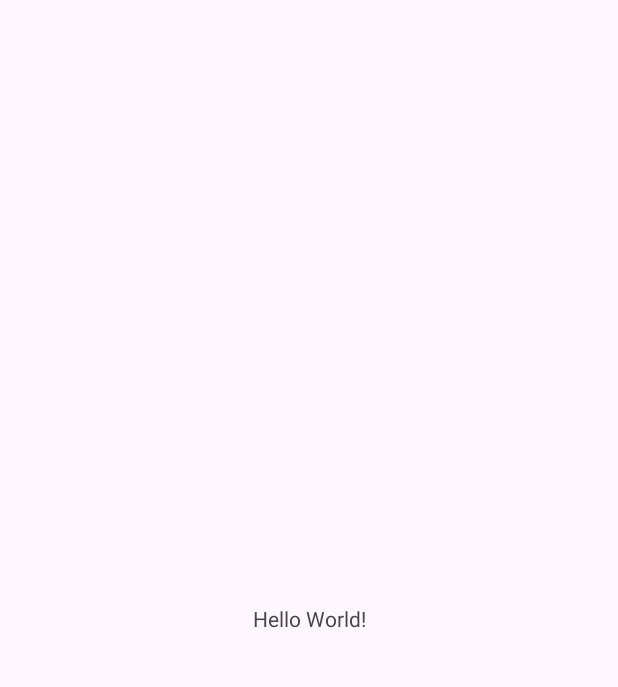
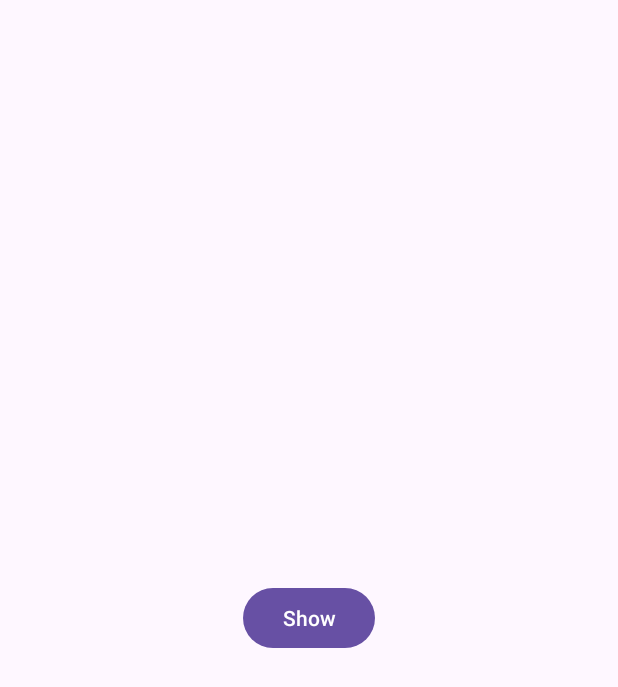
Before and after one commit to ukthinkitive/TestingSdk, an Android app: the screen it shows after launch (MainActivity), on a phone screen of 412 x 824 dp. Before the commit the part shown is almost empty. Shown: the top 687 px of the screen. Run offline under Robolectric (Android 15) with nearby library versions, the phone set to English and light mode, and no system bars; libraries missing offline, so code that uses them is left out: com.thinkitive.toasty.

```diff
--- a/app/src/main/java/com/example/testing/MainActivity.kt
+++ b/app/src/main/java/com/example/testing/MainActivity.kt
@@ -2,10 +2,21 @@ package com.example.testing
 
 import androidx.appcompat.app.AppCompatActivity
 import android.os.Bundle
+import android.widget.Button
+import com.thinkitive.toasty.Toaster
 
 class MainActivity : AppCompatActivity() {
+
+    private lateinit var button: Button
     override fun onCreate(savedInstanceState: Bundle?) {
         super.onCreate(savedInstanceState)
         setContentView(R.layout.activity_main)
+
+        button = findViewById(R.id.button)
+
+        button.setOnClickListener {
+            val toaster = Toaster()
+            toaster.simpleToast(this,"Hii this is Custom Message")
+        }
     }
 }
--- a/app/src/main/res/layout/activity_main.xml
+++ b/app/src/main/res/layout/activity_main.xml
@@ -6,13 +6,14 @@
     android:layout_height="match_parent"
     tools:context=".MainActivity">
 
-    <TextView
+
+    <Button
+        android:id="@+id/button"
         android:layout_width="wrap_content"
         android:layout_height="wrap_content"
-        android:text="Hello World!"
+        android:text="Show"
         app:layout_constraintBottom_toBottomOf="parent"
         app:layout_constraintEnd_toEndOf="parent"
         app:layout_constraintStart_toStartOf="parent"
         app:layout_constraintTop_toTopOf="parent" />
-
 </androidx.constraintlayout.widget.ConstraintLayout>
--- a/settings.gradle
+++ b/settings.gradle
@@ -10,6 +10,7 @@ dependencyResolutionManagement {
     repositories {
         google()
         mavenCentral()
+        maven { url 'https://jitpack.io' }
     }
 }
 rootProject.name = "Testing"
```
Also changed, not shown: app/build.gradle (+5 -3 lines).
